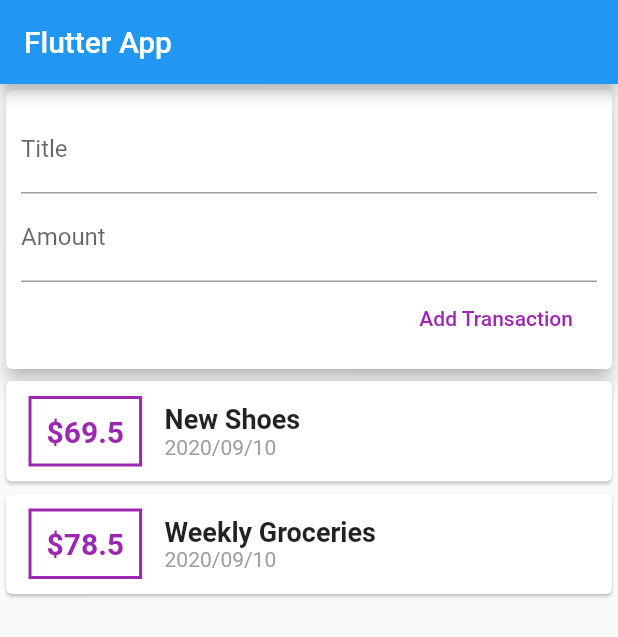
After one commit to mohamed224/flutter_course, a Flutter app: the screen it shows after launch, on a phone screen of 412 x 824 dp. The commit adds this screen. Shown: the top 637 px of the screen. Run offline on Flutter 3.47's test engine with Material 2 defaults, Android fonts, the phone set to English and light mode, and no system bars.

Commit message:
splitting the app into widgets

```diff
--- /dev/null
+++ b/lib/widgets/new_transaction.dart
@@ -0,0 +1,38 @@
+import 'package:flutter/cupertino.dart';
+import 'package:flutter/material.dart';
+
+class NewTransaction extends StatelessWidget {
+
+  final titleController = TextEditingController();
+  final amountController = TextEditingController();
+
+  @override
+  Widget build(BuildContext context) {
+    return Card(
+      elevation: 5,
+      child: Container(
+        padding: EdgeInsets.all(10),
+        child: Column(
+          crossAxisAlignment: CrossAxisAlignment.end,
+          children: [
+            TextField(
+              decoration: InputDecoration(labelText: 'Title'),
+              controller: titleController,
+            ),
+            TextField(
+              decoration: InputDecoration(labelText: 'Amount'),
+              controller: amountController,),
+            FlatButton(
+              child: Text('Add Transaction'),
+              textColor: Colors.purple,
+              onPressed: (){
+                print(titleController.text);
+              },
+            )
+
+          ],
+        ),
+      ),
+    );
+  }
+}
--- /dev/null
+++ b/lib/widgets/transaction_list.dart
@@ -0,0 +1,56 @@
+import 'package:flutter/cupertino.dart';
+import 'package:flutter/material.dart';
+import '../models/transaction.dart';
+import 'package:intl/intl.dart';
+
+class TransactionList extends StatelessWidget {
+
+  List<Transaction> transactions = [
+    Transaction(id:'t1',title: 'New Shoes', amount: 69.5 , date: DateTime.now()),
+    Transaction(id:'t2',title: 'Weekly Groceries', amount: 78.5 , date: DateTime.now())
+  ];
+  @override
+  Widget build(BuildContext context) {
+    return Column(
+      children: transactions.map((tx) =>
+          Card(child: Row(
+            children: [
+              Container(
+                margin: EdgeInsets.symmetric(
+                    vertical: 10,
+                    horizontal: 15
+                ),
+                decoration: BoxDecoration(border: Border.all(color: Colors.purple , width: 2)),
+                padding: EdgeInsets.all(10),
+                child: Text(
+                  '\$${tx.amount}',
+                  style: TextStyle(
+                      fontWeight: FontWeight.bold,
+                      fontSize: 20.0,
+                      color: Colors.purple
+                  ),
+                ),
+              ),
+              Column(
+                crossAxisAlignment: CrossAxisAlignment.start,
+                children: [
+                  Text(
+                    tx.title,
+                    style: TextStyle(
+                        fontSize: 18,
+                        fontWeight: FontWeight.bold
+                    ),
+                  ),
+                  Text(
+                    DateFormat('yyyy/MM/dd').format(tx.date),
+                    style: TextStyle(
+                        color: Colors.grey
+                    ),
+                  )
+                ],
+              )
+            ],
+          ),
+          )).toList(),);
+  }
+}
--- /dev/null
+++ b/lib/widgets/user_transaction.dart
@@ -0,0 +1,21 @@
+import 'package:flutter/cupertino.dart';
+import '../widgets/transaction_list.dart';
+
+import 'new_transaction.dart';
+
+class UserTransaction extends StatefulWidget {
+  @override
+  _UserTransactionState createState() => _UserTransactionState();
+}
+
+class _UserTransactionState extends State<UserTransaction> {
+  @override
+  Widget build(BuildContext context) {
+    return Column(
+      children: [
+        NewTransaction(),
+        TransactionList()
+      ],
+    );
+  }
+}
```
Also changed, not shown: lib/main.dart (+5 -80 lines), lib/models/transaction.dart (renamed from lib/transaction.dart).
